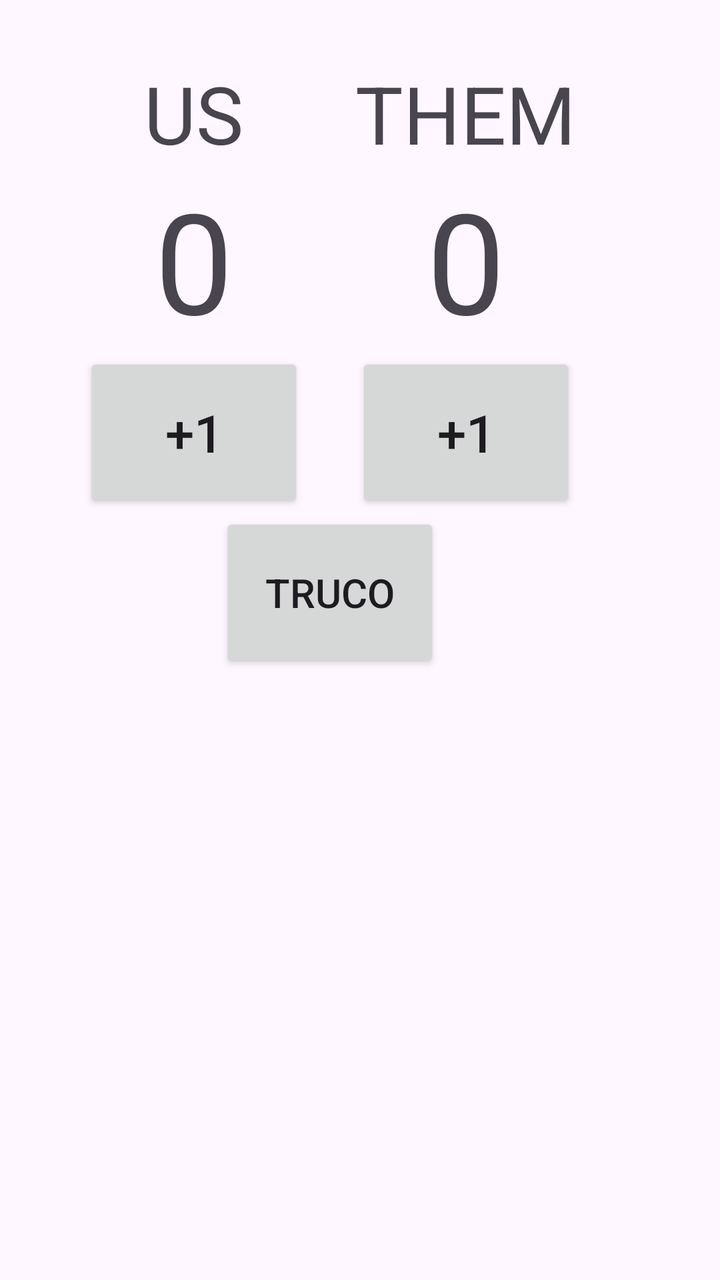
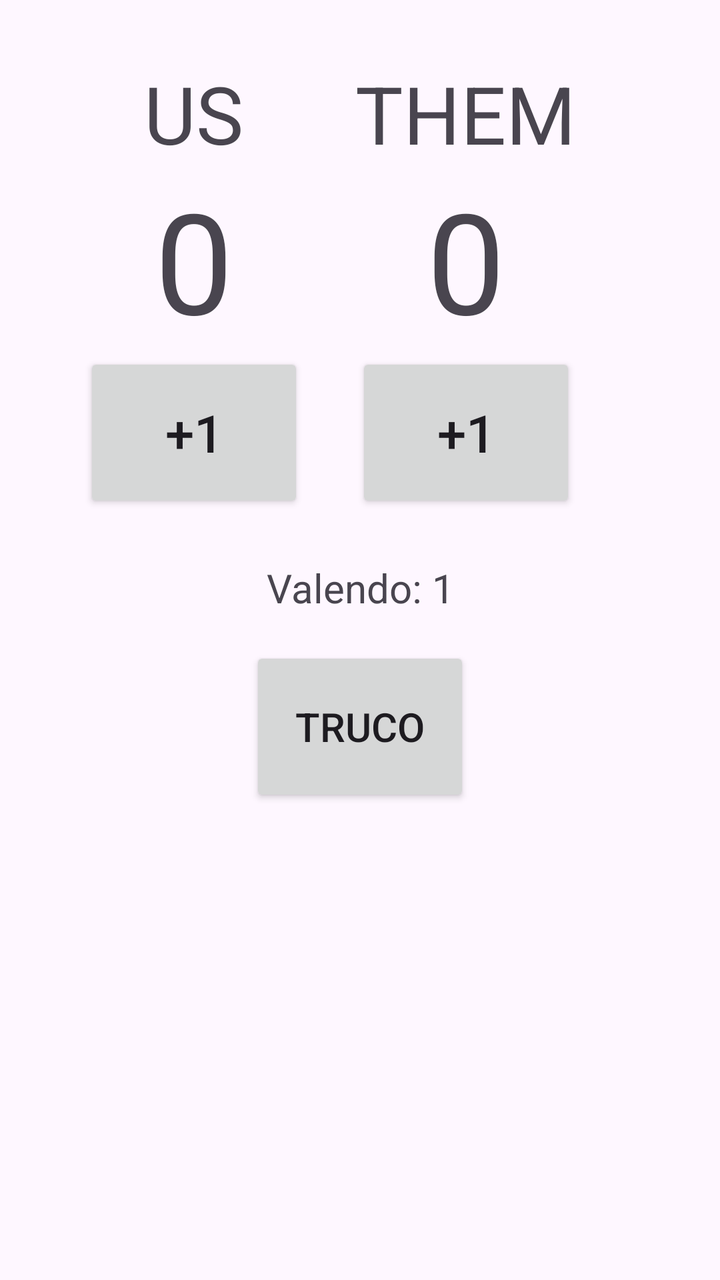

Two renders of the same Android screen: before a commit and after it. Below are the layout's source before the change and the commit's diff.
<!-- AndroidManifest.xml: application theme Theme.TrucoScoreBoard -->
<!-- res/layout/activity_main.xml -->
<?xml version="1.0" encoding="utf-8"?>
<androidx.constraintlayout.widget.ConstraintLayout
    xmlns:android="http://schemas.android.com/apk/res/android"
    xmlns:tools="http://schemas.android.com/tools"
    xmlns:app="http://schemas.android.com/apk/res-auto"
    android:id="@+id/main"
    android:layout_width="match_parent"
    android:layout_height="match_parent"
    tools:context=".MainActivity">

    <androidx.constraintlayout.widget.Guideline
        android:id="@+id/gl20"
        android:layout_width="wrap_content"
        android:layout_height="wrap_content"
        android:orientation="vertical"
        app:layout_constraintGuide_percent="0.20"/>

    <TextView
        android:id="@+id/us_points_label_tv"
        android:layout_width="wrap_content"
        android:layout_height="wrap_content"
        android:text="@string/us"
        android:textSize="@dimen/label_text"
        android:layout_marginTop="30dp"
        app:layout_constraintStart_toStartOf="@id/gl20"
        app:layout_constraintTop_toTopOf="parent"/>

    <TextView
        android:id="@+id/us_points_tv"
        android:layout_width="wrap_content"
        android:layout_height="wrap_content"
        android:text="0"
        android:textSize="@dimen/score_text"
        android:gravity="center_horizontal"
        app:layout_constraintStart_toStartOf="@id/us_points_label_tv"
        app:layout_constraintEnd_toEndOf="@id/us_points_label_tv"
        app:layout_constraintTop_toBottomOf="@id/us_points_label_tv"
        />

    <Button
        android:id="@+id/us_point_bt"
        android:layout_width="@dimen/button_width"
        android:layout_height="@dimen/button_height"
        android:layout_marginHorizontal="5dp"
        android:text="+1"
        android:textSize="@dimen/button_text"
        app:layout_constraintStart_toStartOf="@id/us_points_tv"
        app:layout_constraintEnd_toEndOf="@id/us_points_tv"
        app:layout_constraintTop_toBottomOf="@id/us_points_tv" />

    <androidx.constraintlayout.widget.Guideline
        android:id="@+id/gl80"
        android:layout_width="wrap_content"
        android:layout_height="wrap_content"
        android:orientation="vertical"
        app:layout_constraintGuide_percent="0.80"/>

    <TextView
        android:id="@+id/them_points_label_tv"
        android:layout_width="wrap_content"
        android:layout_height="wrap_content"
        android:text="@string/them"
        android:textSize="@dimen/label_text"
        android:layout_marginTop="30dp"
        app:layout_constraintEnd_toEndOf="@id/gl80"
        app:layout_constraintTop_toTopOf="parent"/>

    <TextView
        android:id="@+id/them_points_tv"
        android:layout_width="wrap_content"
        android:layout_height="wrap_content"
        android:text="0"
        android:textSize="@dimen/score_text"
        app:layout_constraintStart_toStartOf="@id/them_points_label_tv"
        app:layout_constraintEnd_toEndOf="@id/them_points_label_tv"
        app:layout_constraintTop_toBottomOf="@id/them_points_label_tv"/>

    <Button
        android:id="@+id/them_point_bt"
        android:layout_width="@dimen/button_width"
        android:layout_height="@dimen/button_height"
        android:text="+1"
        android:textSize="@dimen/button_text"
        app:layout_constraintStart_toStartOf="@id/them_points_tv"
        app:layout_constraintEnd_toEndOf="@id/them_points_tv"
        app:layout_constraintTop_toBottomOf="@id/them_points_tv"/>


    <Button
        android:id="@+id/truco_bt"
        android:layout_width="@dimen/button_width"
        android:layout_height="@dimen/button_height"
        android:text="@string/truco"
        android:textSize="20sp"
        app:layout_constraintTop_toBottomOf="@id/them_point_bt"
        app:layout_constraintEnd_toStartOf="@id/them_point_bt"
        app:layout_constraintStart_toEndOf="@id/us_point_bt"/>
  </androidx.constraintlayout.widget.ConstraintLayout>
<!-- resources referenced by this layout -->
<resources>
  <dimen name="button_height">80dp</dimen>
  <dimen name="button_text">26sp</dimen>
  <dimen name="button_width">110dp</dimen>
  <dimen name="label_text">40sp</dimen>
  <dimen name="score_text">70sp</dimen>
  <string name="them">THEM</string>
  <string name="truco">Truco</string>
  <string name="us">US</string>
  <style name="Theme.TrucoScoreBoard" parent="Base.Theme.TrucoScoreBoard" />
  <style name="Base.Theme.TrucoScoreBoard" parent="Theme.Material3.DayNight.NoActionBar">
          
          
      </style>
</resources>

<!-- the commit's change to res/layout/activity_main.xml (unified diff, before → after) -->
@@ -85,14 +85,26 @@
         app:layout_constraintEnd_toEndOf="@id/them_points_tv"
         app:layout_constraintTop_toBottomOf="@id/them_points_tv"/>
 
-
     <Button
         android:id="@+id/truco_bt"
         android:layout_width="@dimen/button_width"
         android:layout_height="@dimen/button_height"
         android:text="@string/truco"
         android:textSize="20sp"
-        app:layout_constraintTop_toBottomOf="@id/them_point_bt"
-        app:layout_constraintEnd_toStartOf="@id/them_point_bt"
-        app:layout_constraintStart_toEndOf="@id/us_point_bt"/>
+        android:layout_marginTop="16dp"
+        app:layout_constraintTop_toBottomOf="@id/round_value_tv"
+        app:layout_constraintStart_toStartOf="parent"
+        app:layout_constraintEnd_toEndOf="parent"/>
+
+    <TextView
+        android:id="@+id/round_value_tv"
+        android:layout_width="0dp"
+        android:layout_height="wrap_content"
+        android:text="Valendo: 1"
+        android:textSize="20sp"
+        android:gravity="center"
+        android:layout_marginTop="24dp"
+        app:layout_constraintTop_toBottomOf="@id/us_point_bt"
+        app:layout_constraintStart_toStartOf="parent"
+        app:layout_constraintEnd_toEndOf="parent"/>
   </androidx.constraintlayout.widget.ConstraintLayout>
